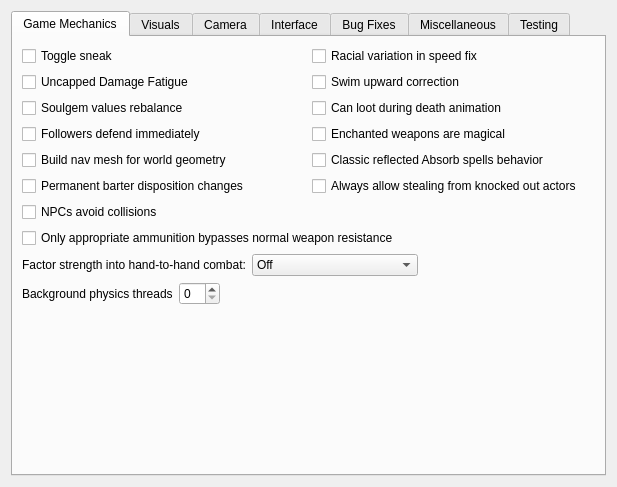
First picture: the form in files/ui/advancedpage.ui, repository sandstranger/openmw, before the edit.
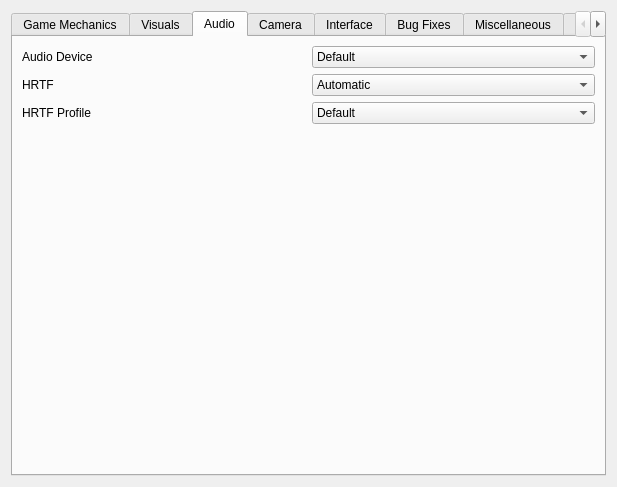
Second picture: the form after the edit. The open tabs and pages were chosen to show the change.

Diff of the .ui file:
```diff
--- a/files/ui/advancedpage.ui
+++ b/files/ui/advancedpage.ui
@@ -497,6 +497,150 @@
        </item>
       </layout>
      </widget>
+     <widget class="QWidget" name="Audio">
+      <attribute name="title">
+       <string>Audio</string>
+      </attribute>
+      <layout class="QVBoxLayout">
+       <item>
+        <layout class="QHBoxLayout">
+         <item>
+          <widget class="QLabel" name="audioDeviceSelectorLabel">
+           <property name="text">
+            <string>Audio Device</string>
+           </property>
+           <property name="toolTip">
+            <string>Select your preferred audio device.</string>
+           </property>
+          </widget>
+         </item>
+         <item>
+          <widget class="QComboBox" name="audioDeviceSelectorComboBox">
+           <property name="sizePolicy">
+            <sizepolicy hsizetype="Fixed" vsizetype="Fixed">
+             <horstretch>0</horstretch>
+             <verstretch>0</verstretch>
+            </sizepolicy>
+           </property>
+           <property name="minimumSize">
+            <size>
+             <width>283</width>
+             <height>0</height>
+            </size>
+           </property>
+           <property name="currentIndex">
+            <number>0</number>
+           </property>
+           <item>
+            <property name="text">
+             <string>Default</string>
+            </property>
+           </item>
+          </widget>
+         </item>
+        </layout>
+       </item>
+       <item>
+        <layout class="QHBoxLayout">
+         <item>
+          <widget class="QLabel" name="enableHRTFLabel">
+           <property name="text">
+            <string>HRTF</string>
+           </property>
+           <property name="toolTip">
+            <string>This setting controls HRTF, which simulates 3D sound on stereo systems.</string>
+           </property>
+          </widget>
+         </item>
+         <item>
+          <widget class="QComboBox" name="enableHRTFComboBox">
+           <property name="sizePolicy">
+            <sizepolicy hsizetype="Fixed" vsizetype="Fixed">
+             <horstretch>0</horstretch>
+             <verstretch>0</verstretch>
+            </sizepolicy>
+           </property>
+           <property name="minimumSize">
+            <size>
+             <width>283</width>
+             <height>0</height>
+            </size>
+           </property>
+           <property name="currentIndex">
+            <number>0</number>
+           </property>
+           <item>
+            <property name="text">
+             <string>Automatic</string>
+            </property>
+           </item>
+           <item>
+            <property name="text">
+             <string>Off</string>
+            </property>
+           </item>
+           <item>
+            <property name="text">
+             <string>On</string>
+            </property>
+           </item>
+          </widget>
+         </item>
+        </layout>
+       </item>
+       <item>
+        <layout class="QHBoxLayout">
+         <item>
+          <widget class="QLabel" name="hrtfProfileSelectorLabel">
+           <property name="text">
+            <string>HRTF Profile</string>
+           </property>
+           <property name="toolTip">
+            <string>Select your preferred HRTF profile.</string>
+           </property>
+          </widget>
+         </item>
+         <item>
+          <widget class="QComboBox" name="hrtfProfileSelectorComboBox">
+           <property name="sizePolicy">
+            <sizepolicy hsizetype="Fixed" vsizetype="Fixed">
+             <horstretch>0</horstretch>
+             <verstretch>0</verstretch>
+            </sizepolicy>
+           </property>
+           <property name="minimumSize">
+            <size>
+             <width>283</width>
+             <height>0</height>
+            </size>
+           </property>
+           <property name="currentIndex">
+            <number>0</number>
+           </property>
+           <item>
+            <property name="text">
+             <string>Default</string>
+            </property>
+           </item>
+          </widget>
+         </item>
+        </layout>
+       </item>
+       <item>
+        <spacer>
+         <property name="orientation">
+          <enum>Qt::Vertical</enum>
+         </property>
+         <property name="sizeHint" stdset="0">
+          <size>
+           <width>0</width>
+           <height>0</height>
+          </size>
+         </property>
+        </spacer>
+       </item>
+      </layout>
+     </widget>
      <widget class="QWidget" name="cameraSettings">
       <attribute name="title">
        <string>Camera</string>
```
